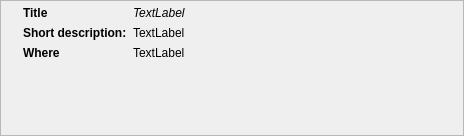
Old version of the form weboob/applications/qcineoob/ui/minimovie.ui in the repository laurentb/weboob.
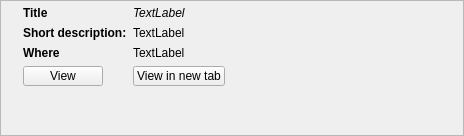
New version of the form.

Commit message: [qcineoob] add 'view' and 'view in new tab' buttons for all search results

What changed in the file:
```diff
--- a/weboob/applications/qcineoob/ui/minimovie.ui
+++ b/weboob/applications/qcineoob/ui/minimovie.ui
@@ -126,6 +126,32 @@
        </property>
       </widget>
      </item>
+     <item row="3" column="1">
+      <widget class="QPushButton" name="newTabButton">
+       <property name="maximumSize">
+        <size>
+         <width>16777215</width>
+         <height>20</height>
+        </size>
+       </property>
+       <property name="text">
+        <string>View in new tab</string>
+       </property>
+      </widget>
+     </item>
+     <item row="3" column="0">
+      <widget class="QPushButton" name="viewButton">
+       <property name="maximumSize">
+        <size>
+         <width>16777215</width>
+         <height>20</height>
+        </size>
+       </property>
+       <property name="text">
+        <string>View</string>
+       </property>
+      </widget>
+     </item>
     </layout>
    </item>
   </layout>
```
The commit also changes 7 other files.
